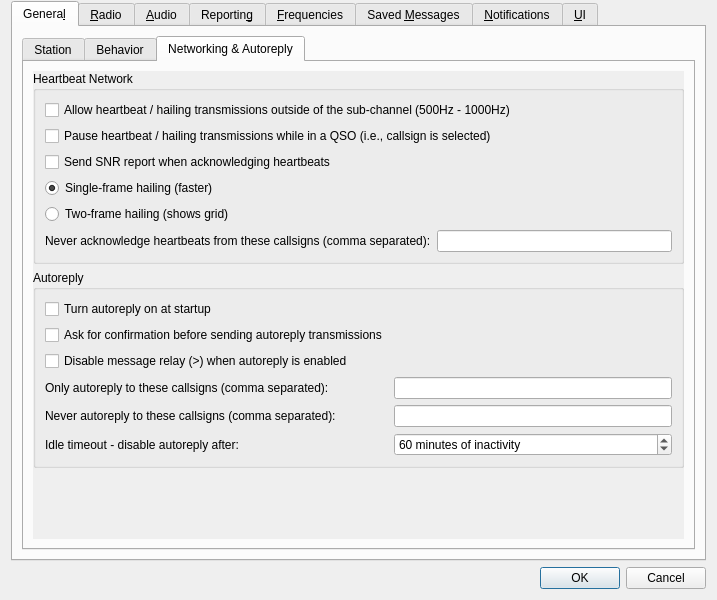
This is JS8_UI/Configuration.ui in avantol/JS8Call-Subspace-Mode as Qt 5 draws it before an edit. The edited form follows.
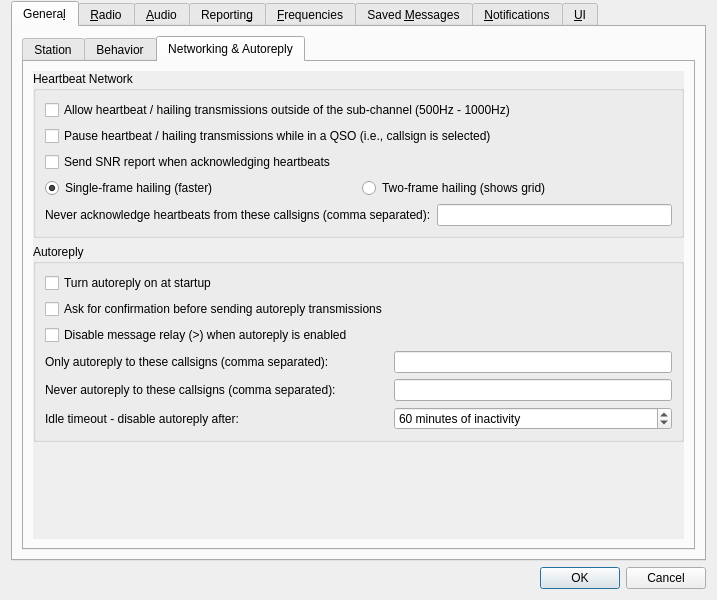
This is the edited form. The open tabs and pages were chosen to show the change. Custom widgets are drawn as their Qt base class.

Patch:
```diff
--- a/JS8_UI/Configuration.ui
+++ b/JS8_UI/Configuration.ui
@@ -794,6 +794,8 @@
                    </widget>
                   </item>
                   <item>
+                   <layout class="QHBoxLayout" name="hail_frame_layout">
+                    <item>
                    <widget class="QRadioButton" name="hail_single_frame_radio">
                     <property name="text">
                      <string>Single-frame hailing (faster)</string>
@@ -809,6 +811,8 @@
                      <string>Two-frame hailing (shows grid)</string>
                     </property>
                    </widget>
+                    </item>
+                   </layout>
                   </item>
                   <item>
                    <layout class="QFormLayout" name="formLayout_16">
```
Lines whose indentation alone changed are shown as unchanged.
